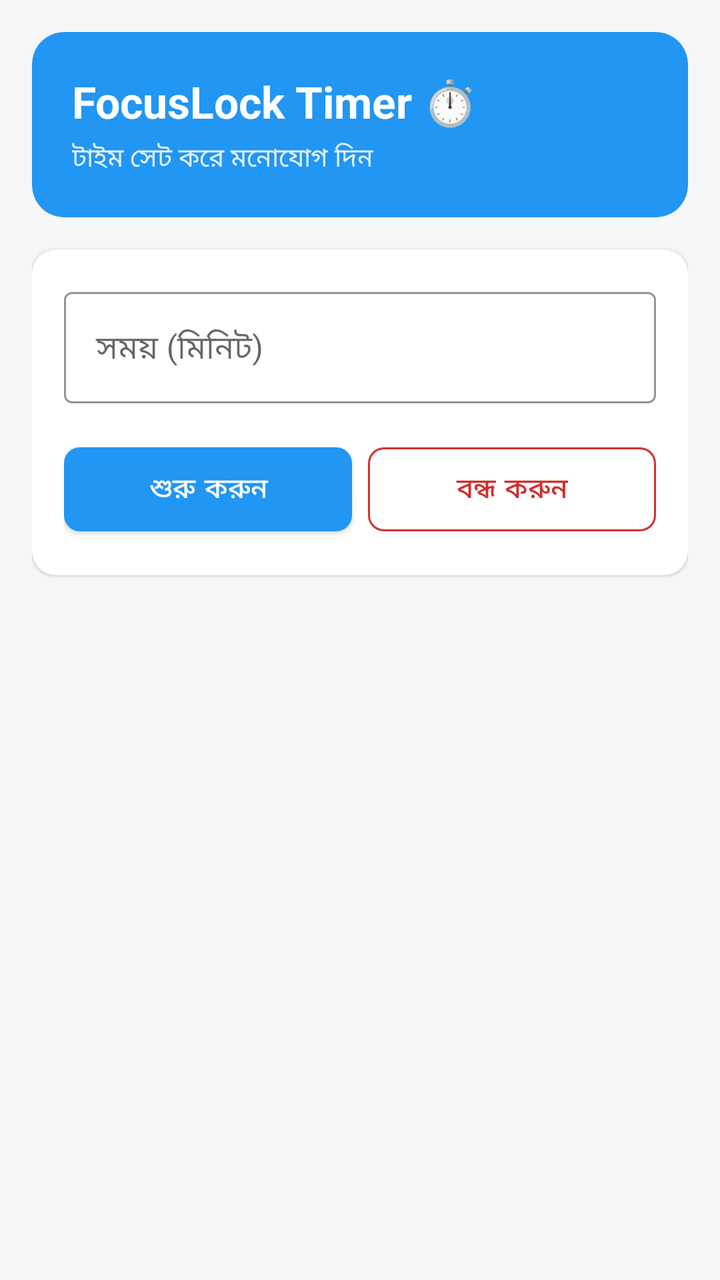
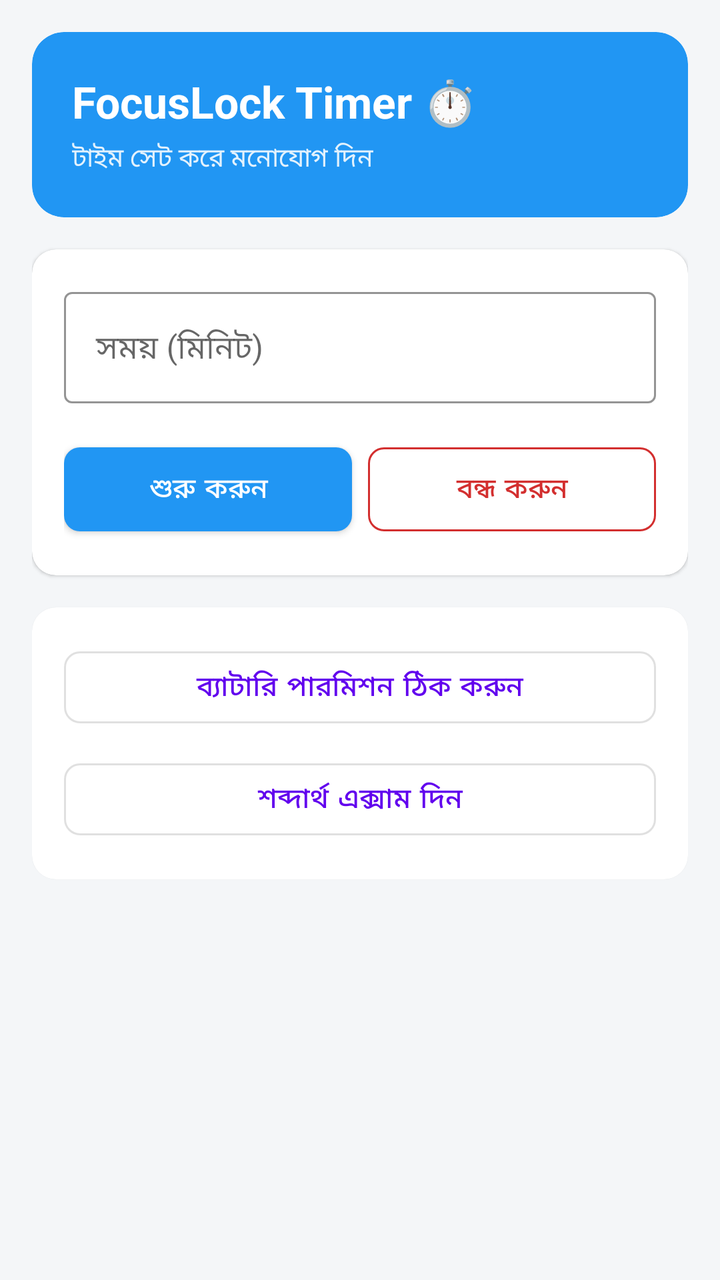

An Android layout rendered at two revisions. The XML below is the earlier revision; the diff shows what the commit changed to produce the second picture.
<!-- AndroidManifest.xml: application theme Theme.MaterialComponents.DayNight.NoActionBar -->
<!-- res/layout/activity_main.xml -->
<?xml version="1.0" encoding="utf-8"?>
<ScrollView xmlns:android="http://schemas.android.com/apk/res/android"
    xmlns:app="http://schemas.android.com/apk/res-auto"
    android:layout_width="match_parent"
    android:layout_height="match_parent"
    android:background="#F4F6F8"
    android:fillViewport="true">

    <LinearLayout
        android:layout_width="match_parent"
        android:layout_height="wrap_content"
        android:orientation="vertical"
        android:padding="16dp">

        <com.google.android.material.card.MaterialCardView
            android:layout_width="match_parent"
            android:layout_height="wrap_content"
            android:layout_marginBottom="16dp"
            app:cardCornerRadius="16dp"
            app:cardElevation="0dp"
            app:cardBackgroundColor="#2196F3">

            <LinearLayout
                android:layout_width="match_parent"
                android:layout_height="wrap_content"
                android:orientation="vertical"
                android:padding="20dp">

                <TextView
                    android:layout_width="wrap_content"
                    android:layout_height="wrap_content"
                    android:text="FocusLock Timer ⏱️"
                    android:textColor="@android:color/white"
                    android:textSize="22sp"
                    android:textStyle="bold" />
                
                <TextView
                    android:id="@+id/tvStatus"
                    android:layout_width="wrap_content"
                    android:layout_height="wrap_content"
                    android:layout_marginTop="4dp"
                    android:text="টাইম সেট করে মনোযোগ দিন"
                    android:textColor="#E3F2FD"
                    android:textSize="13sp" />
            </LinearLayout>
        </com.google.android.material.card.MaterialCardView>

        <com.google.android.material.card.MaterialCardView
            android:layout_width="match_parent"
            android:layout_height="wrap_content"
            app:cardCornerRadius="12dp"
            app:cardElevation="1dp"
            app:cardBackgroundColor="@android:color/white">

            <LinearLayout
                android:layout_width="match_parent"
                android:layout_height="wrap_content"
                android:orientation="vertical"
                android:padding="16dp">

                <com.google.android.material.textfield.TextInputLayout
                    style="@style/Widget.MaterialComponents.TextInputLayout.OutlinedBox"
                    android:layout_width="match_parent"
                    android:layout_height="wrap_content"
                    android:hint="সময় (মিনিট)"
                    app:boxStrokeColor="#2196F3">

                    <com.google.android.material.textfield.TextInputEditText
                        android:id="@+id/etMinutes"
                        android:layout_width="match_parent"
                        android:layout_height="wrap_content"
                        android:inputType="number"
                        android:textColor="#000000" />
                </com.google.android.material.textfield.TextInputLayout>

                <LinearLayout
                    android:layout_width="match_parent"
                    android:layout_height="wrap_content"
                    android:orientation="horizontal"
                    android:layout_marginTop="16dp">

                    <com.google.android.material.button.MaterialButton
                        android:id="@+id/btnStartTimer"
                        android:layout_width="0dp"
                        android:layout_height="54dp"
                        android:layout_weight="1"
                        android:layout_marginEnd="4dp"
                        android:text="শুরু করুন"
                        app:cornerRadius="8dp"
                        app:backgroundTint="#2196F3"/>

                    <com.google.android.material.button.MaterialButton
                        android:id="@+id/btnStopTimer"
                        style="@style/Widget.MaterialComponents.Button.OutlinedButton"
                        android:layout_width="0dp"
                        android:layout_height="54dp"
                        android:layout_weight="1"
                        android:layout_marginStart="4dp"
                        android:text="বন্ধ করুন"
                        android:textColor="#D32F2F"
                        app:strokeColor="#D32F2F"
                        app:cornerRadius="8dp"/>
                </LinearLayout>
            </LinearLayout>
        </com.google.android.material.card.MaterialCardView>

    </LinearLayout>
</ScrollView>
<!-- resources referenced by this layout -->
<resources>

</resources>

<!-- the commit's change to res/layout/activity_main.xml (unified diff, before → after) -->
@@ -12,6 +12,7 @@
         android:orientation="vertical"
         android:padding="16dp">
 
+        
         <com.google.android.material.card.MaterialCardView
             android:layout_width="match_parent"
             android:layout_height="wrap_content"
@@ -33,7 +34,7 @@
                     android:textColor="@android:color/white"
                     android:textSize="22sp"
                     android:textStyle="bold" />
-                
+
                 <TextView
                     android:id="@+id/tvStatus"
                     android:layout_width="wrap_content"
@@ -45,9 +46,11 @@
             </LinearLayout>
         </com.google.android.material.card.MaterialCardView>
 
+        
         <com.google.android.material.card.MaterialCardView
             android:layout_width="match_parent"
             android:layout_height="wrap_content"
+            android:layout_marginBottom="16dp"
             app:cardCornerRadius="12dp"
             app:cardElevation="1dp"
             app:cardBackgroundColor="@android:color/white">
@@ -104,5 +107,39 @@
             </LinearLayout>
         </com.google.android.material.card.MaterialCardView>
 
+        
+        <com.google.android.material.card.MaterialCardView
+            android:layout_width="match_parent"
+            android:layout_height="wrap_content"
+            app:cardCornerRadius="12dp"
+            app:cardElevation="1dp"
+            app:cardBackgroundColor="@android:color/white">
+
+            <LinearLayout
+                android:layout_width="match_parent"
+                android:layout_height="wrap_content"
+                android:orientation="vertical"
+                android:padding="16dp">
+
+                <com.google.android.material.button.MaterialButton
+                    android:id="@+id/btnBatterySettings"
+                    style="@style/Widget.MaterialComponents.Button.OutlinedButton"
+                    android:layout_width="match_parent"
+                    android:layout_height="wrap_content"
+                    android:text="ব্যাটারি পারমিশন ঠিক করুন"
+                    app:cornerRadius="8dp" />
+
+                <com.google.android.material.button.MaterialButton
+                    android:id="@+id/btnExam"
+                    style="@style/Widget.MaterialComponents.Button.OutlinedButton"
+                    android:layout_width="match_parent"
+                    android:layout_height="wrap_content"
+                    android:layout_marginTop="8dp"
+                    android:text="শব্দার্থ এক্সাম দিন"
+                    app:cornerRadius="8dp" />
+
+            </LinearLayout>
+        </com.google.android.material.card.MaterialCardView>
+
     </LinearLayout>
 </ScrollView>
